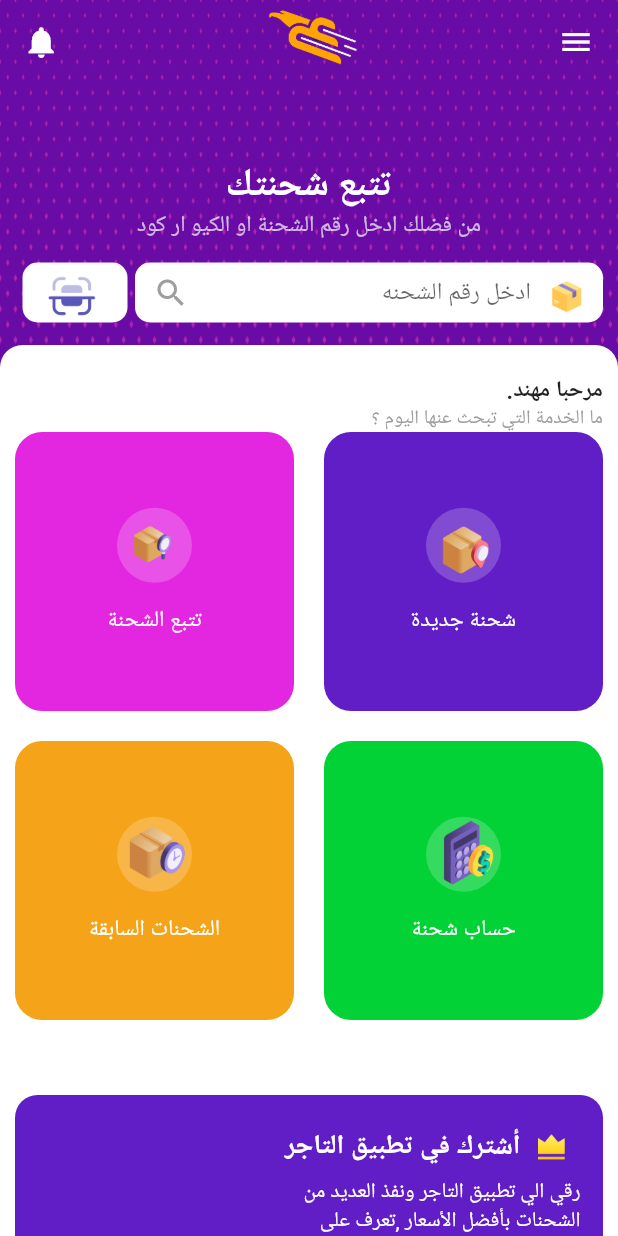
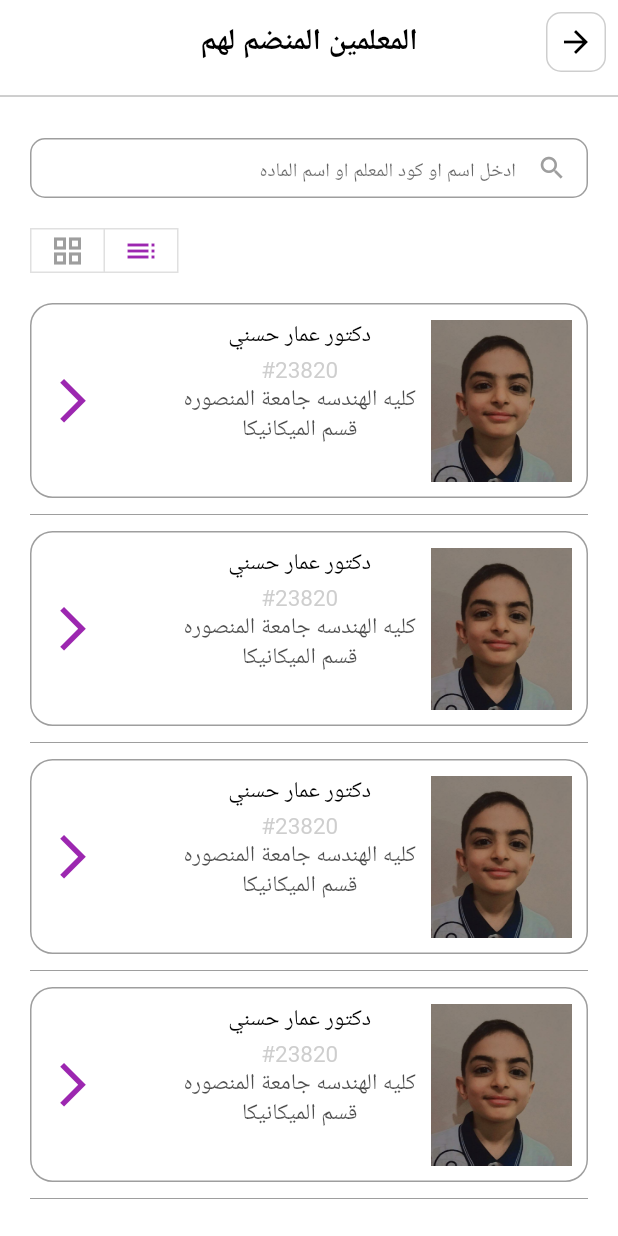
Before and after one commit to Abdulrahman160/Project1, a Flutter app: the screen it shows after launch, on a phone screen of 412 x 824 dp. Run offline on Flutter 3.47's test engine with Material 2 defaults, Android fonts, the light colour scheme and no system bars; our stand-ins replace get, smooth_page_indicator.

Commit message:
finish TeacherWithYou 8

```diff
--- /dev/null
+++ b/lib/TeacherWithYou8/view/teacher_with_you_view.dart
@@ -0,0 +1,141 @@
+import 'package:flutter/material.dart';
+import 'package:project_1/constants/assets.dart';
+
+import '../widget/teacger_container_vertical_view.dart';
+import '../widget/teacher_container_herizontal_view.dart';
+
+class TeacherWithYou extends StatefulWidget {
+  const TeacherWithYou({Key? key}) : super(key: key);
+
+  @override
+  State<TeacherWithYou> createState() => _TeacherWithYouState();
+}
+
+List<bool> isSelected = [true, false];
+
+class _TeacherWithYouState extends State<TeacherWithYou> {
+  @override
+  Widget build(BuildContext context) {
+    return Scaffold(
+      backgroundColor: Colors.white,
+      appBar: AppBar(
+        backgroundColor: Colors.transparent,
+        elevation: 0,
+        title: Text(
+          "المعلمين المنضم لهم",
+          style: TextStyle(
+            color: Colors.black,
+            fontSize: 20,
+            fontWeight: FontWeight.bold,
+          ),
+        ),
+        centerTitle: true,
+        leading: Container(
+          margin: EdgeInsets.all(8),
+          decoration: BoxDecoration(
+            borderRadius: BorderRadius.circular(10),
+            border: Border.all(
+              color: Colors.grey.withOpacity(0.5),
+              width: 1,
+            ),
+          ),
+          child: Icon(
+            Icons.arrow_back,
+            color: Colors.black,
+          ),
+        ),
+      ),
+      body: Column(
+        children: [
+          Divider(
+            color: Colors.grey,
+          ),
+          Padding(
+            padding: const EdgeInsets.symmetric(horizontal: 20.0),
+            child: Column(
+              crossAxisAlignment: CrossAxisAlignment.end,
+              children: [
+                Padding(
+                  padding: const EdgeInsets.symmetric(vertical: 20.0),
+                  child: SizedBox(
+                    height: 40,
+                    child: TextFormField(
+                      style: TextStyle(
+                        fontSize: 17.0,
+                        height: 2.0,
+                        color: Colors.black,
+                      ),
+                      decoration: InputDecoration(
+                        prefixIcon: Icon(
+                          Icons.search,
+                          color: Colors.grey,
+                          size: 20,
+                        ),
+                        hintText: "ادخل اسم او كود المعلم او اسم الماده",
+                        hintStyle: TextStyle(fontSize: 13),
+                        border: OutlineInputBorder(
+                          borderRadius: BorderRadius.circular(10),
+                        ),
+                      ),
+                    ),
+                  ),
+                ),
+                SizedBox(
+                  height: 30,
+                  child: ToggleButtons(
+                    color: Colors.grey,
+                    fillColor: Colors.white,
+                    selectedColor: Colors.purple,
+                    children: [
+                      Icon(Icons.list),
+                      Icon(Icons.grid_view),
+                    ],
+                    onPressed: (int index) {
+                      setState(() {
+                        for (int i = 0; i < isSelected.length; i++) {
+                          isSelected[i] = i == index;
+                        }
+                      });
+                    },
+                    isSelected: isSelected,
+                  ),
+                ),
+                SizedBox(
+                  height: 20,
+                ),
+                SizedBox(
+                  height: 600,
+                  child: isSelected[1]
+                      ? GridView.builder(
+                          itemCount: 10,
+                          gridDelegate:
+                              SliverGridDelegateWithFixedCrossAxisCount(
+                            childAspectRatio: 1 / 1.7,
+                            crossAxisCount: 2,
+                            crossAxisSpacing: 5,
+                            mainAxisSpacing: 10,
+                          ),
+                          itemBuilder: (context, index) =>
+                              TeacherContainerVerticalView(),
+                        )
+                      : ListView.separated(
+                          itemBuilder: (context, index) =>
+                              TeacherContainerHorizontalView(),
+                          separatorBuilder: (context, index) => Padding(
+                                padding:
+                                    const EdgeInsets.symmetric(vertical: 10.0),
+                                child: Divider(
+                                  color: Colors.grey,
+                                  height: 2,
+                                ),
+                              ),
+                          itemCount: 10),
+                ),
+              ],
+            ),
+          ),
+        ],
+      ),
+    );
+  }
+}
--- /dev/null
+++ b/lib/TeacherWithYou8/widget/teacher_container_herizontal_view.dart
@@ -0,0 +1,68 @@
+import 'package:flutter/material.dart';
+
+import '../../constants/assets.dart';
+
+class TeacherContainerHorizontalView extends StatelessWidget {
+  const TeacherContainerHorizontalView({Key? key}) : super(key: key);
+
+  @override
+  Widget build(BuildContext context) {
+    return                 Container(
+      padding: EdgeInsets.all(10),
+      height: 130,
+      width: double.infinity,
+      decoration: BoxDecoration(
+        borderRadius: BorderRadius.circular(15),
+        border: Border.all(color: Colors.grey),
+      ),
+      child: Row(
+        children: [
+          Image.asset(
+            Assets.ammar,
+          ),
+          SizedBox(
+            width: 10,
+          ),
+          Column(
+            children: [
+              Text(
+                "دكتور عمار حسني",
+                style: TextStyle(color: Colors.black, fontSize: 15),
+              ),
+              SizedBox(
+                height: 5,
+              ),
+              Text(
+                "#23820",
+                style: TextStyle(
+                  fontSize: 15,
+                  color: Colors.grey.withOpacity(.5),
+                ),
+              ),
+              Text(
+                "كليه الهندسه جامعة المنصوره",
+                style: TextStyle(
+                  color: Colors.black.withOpacity(.7),
+                  fontSize: 15,
+                ),
+              ),
+              Text(
+                "قسم الميكانيكا",
+                style: TextStyle(
+                  color: Colors.black.withOpacity(.7),
+                  fontSize: 15,
+                ),
+              ),
+            ],
+          ),
+          Spacer(),
+          Icon(
+            Icons.arrow_back_ios_new,
+            size: 35,
+            color: Colors.purple,
+          )
+        ],
+      ),
+    );
+  }
+}
--- a/lib/main.dart
+++ b/lib/main.dart
@@ -1,6 +1,7 @@
 import 'package:flutter/material.dart';
 import 'package:get/get.dart';
 
+import 'TeacherWithYou8/view/teacher_with_you_view.dart';
 import 'TrackYourShipment7/view/home_page.dart';
 
 void main() {
@@ -18,7 +19,7 @@ class MyApp extends StatelessWidget {
       },
       child: GetMaterialApp(
         locale: Locale('ar'),
-        home: HomePageView(),
+        home: TeacherWithYou(),
       ),
     );
   }
```
Also changed, not shown: lib/TeacherWithYou8/widget/teacger_container_vertical_view.dart (added, +98 -0 lines), lib/text.dart (added, +70 -0 lines).
